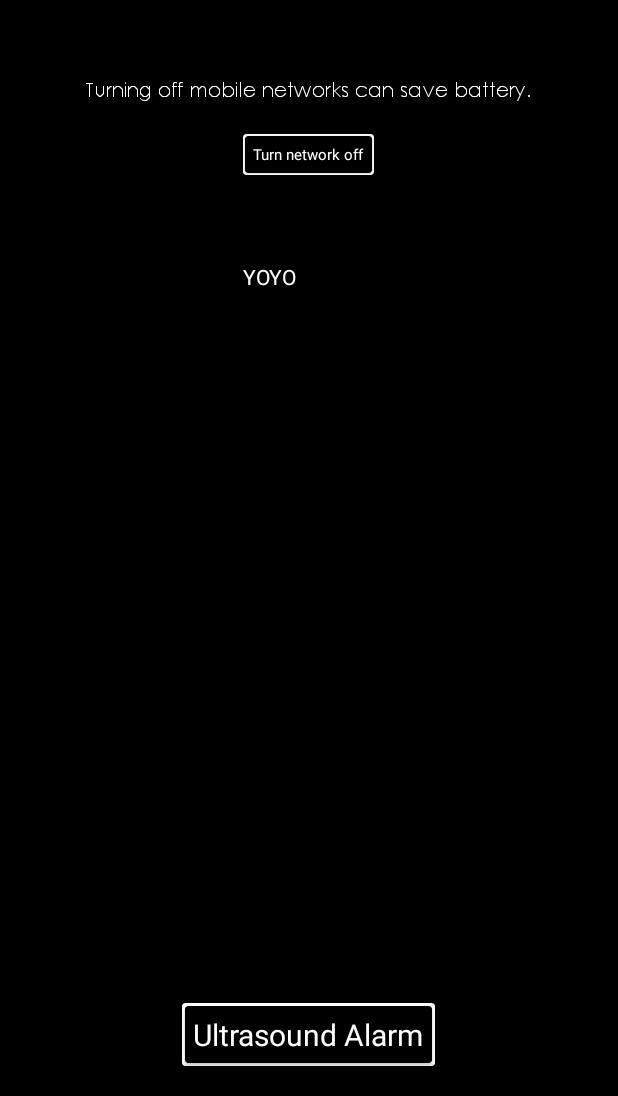
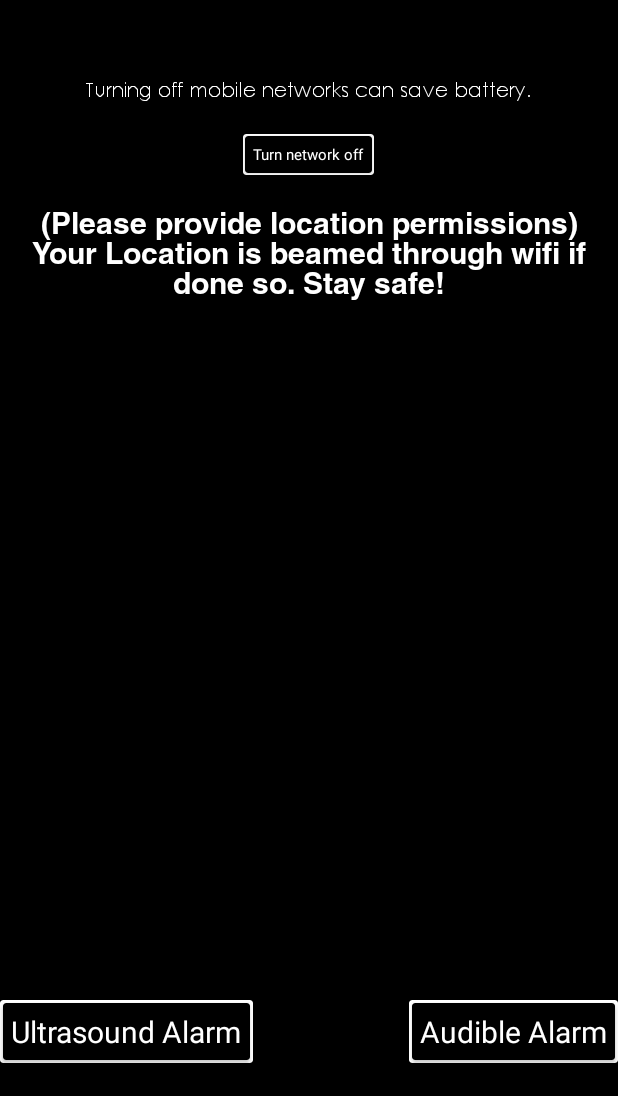
Before and after one commit to freefalltech/Blackout, an Android app: the MainActivity screen opened directly, with no data from a screen before it, after a tap on "Turn network off", on a phone screen of 412 x 824 dp, the part 140-1236 px from its top. Run offline under Robolectric (Android 15) with nearby library versions, the phone set to English and light mode, and no system bars; 1 other tap on this screen came first.

Commit message:
Finish hackathon app.

```diff
--- a/app/src/main/java/io/github/freefalltech/blackout/MainActivity.java
+++ b/app/src/main/java/io/github/freefalltech/blackout/MainActivity.java
@@ -1,7 +1,6 @@
 package io.github.freefalltech.blackout;
 
 import android.Manifest;
-import android.content.ComponentName;
 import android.content.Context;
 import android.content.Intent;
 import android.content.IntentFilter;
@@ -10,6 +9,7 @@ import android.graphics.Typeface;
 import android.location.Location;
 import android.location.LocationListener;
 import android.location.LocationManager;
+import android.media.MediaPlayer;
 import android.net.Uri;
 import android.net.wifi.WifiConfiguration;
 import android.net.wifi.WifiManager;
@@ -95,13 +95,14 @@ public class MainActivity extends AppCompatActivity {
             int apstate = (Integer) getWifiApStateMethod.invoke(wifiManager);
             Method getWifiApConfigurationMethod = wifiManager.getClass().getMethod("getWifiApConfiguration");
             netConfig = (WifiConfiguration) getWifiApConfigurationMethod.invoke(wifiManager);
-            Log.e("CLIENT", "\nSSID:" + netConfig.SSID + "\nPassword:" + netConfig.preSharedKey + "\n");
+            Log.v("CLIENT", "\nSSID:" + netConfig.SSID + "\nPassword:" + netConfig.preSharedKey + "\n");
 
             WifiConfiguration apConfig = null;
         } catch (Exception e) {
-            Log.e(this.getClass().toString(), "", e);
-        }
+            Log.v(this.getClass().toString(), "", e);
+        } /*finally {
             if (Build.VERSION.SDK_INT >= Build.VERSION_CODES.M) {
+                Log.v("HAHA", "ENTERED BADASS-ly");
                 final Intent intent = new Intent(Intent.ACTION_MAIN, null);
                 intent.addCategory(Intent.CATEGORY_LAUNCHER);
                 final ComponentName cn = new ComponentName(
@@ -110,12 +111,7 @@ public class MainActivity extends AppCompatActivity {
                 intent.setComponent(cn);
                 intent.setFlags(Intent.FLAG_ACTIVITY_NEW_TASK);
                 startActivity(intent);
-        }
-
-    }
-
-    private void start1Hotspot(String hotName) {
-
+            }}*/
     }
 
     @Override
@@ -137,18 +133,6 @@ public class MainActivity extends AppCompatActivity {
                     new String[]{Manifest.permission.ACCESS_FINE_LOCATION, Manifest.permission.ACCESS_COARSE_LOCATION},
                     1);
         }
-    }
-
-
-    public void searchWifi(View v) {
-        searchWifiText = (TextView) findViewById(R.id.wifiText);
-        searchWifiText.setVisibility(View.GONE);
-        RelativeLayout rl = (RelativeLayout) findViewById(R.id.rLayout);
-        rl.setVisibility(View.VISIBLE);
-
-        //starting the wifi search process
-
-
     }
 
     private void dimBrightness() {
@@ -174,29 +158,37 @@ public class MainActivity extends AppCompatActivity {
         Intent intent = new Intent(Settings.ACTION_DATA_ROAMING_SETTINGS);
         startActivity(intent);
     }
-/*
-    public static void setIsWifiP2pEnabled(boolean isWifiP2pEnabled) {
-        // Do something in response to the boolean you are supplied
 
-        if (isWifiP2pEnabled) {
+    boolean flagAudi = false, flagUltra = false;
+    MediaPlayer mPlayer;
 
-        } else {
-            //not enabled
+    public void playAlarmAudible(View v) {
+        if (mPlayer!=null&&mPlayer.isPlaying()) {
+            mPlayer.stop();
+            mPlayer = null;
         }
+        mPlayer = MediaPlayer.create(MainActivity.this, R.raw.alarm_audible);
+        mPlayer.start();
+        flagAudi = true;
     }
 
     @Override
-    public void onResume() {
-        super.onResume();
-        receiver = new WifiBroadcastReciever(mManager, mChannel, this);
-        registerReceiver(receiver, intentFilter);
+    public void onDestroy() {
+        if (mPlayer != null)
+            mPlayer.stop();
+        super.onDestroy();
+
     }
 
-    @Override
-    public void onPause() {
-        super.onPause();
-        unregisterReceiver(receiver);
-    }*/
+    public void playAlarmUltrasonic(View view) {
+        if (mPlayer!=null&&mPlayer.isPlaying()) {
+            mPlayer.stop();
+            mPlayer = null;
+        }
+        mPlayer = MediaPlayer.create(MainActivity.this, R.raw.alarm_ultrasonic);
+        mPlayer.start();
+        flagUltra = true;
+    }
 
 
     private class MyLocationListener implements LocationListener {
@@ -211,8 +203,6 @@ public class MainActivity extends AppCompatActivity {
                 currentBestLocation = curLocation;
             if (currentBestLocation != null) {
                 String hotspotName = "Blackout*" + currentBestLocation.getLatitude() + "*" + currentBestLocation.getLongitude();
-                TextView location = (TextView) findViewById(R.id.location);
-                location.setText(hotspotName);
                 start2Hotspot(hotspotName);
             }
 
--- a/app/src/main/res/layout/activity_main.xml
+++ b/app/src/main/res/layout/activity_main.xml
@@ -66,12 +66,11 @@
         android:layout_width="wrap_content"
         android:layout_height="wrap_content"
         android:id="@+id/wifiText"
-        android:text="Search for Blackout users nearby"
-        android:textSize="30sp"
+        android:text="(Please provide location permissions) Your Location is beamed through wifi if done so. Stay safe!"
+        android:textSize="20sp"
         android:textColor="#ffffff"
         android:layout_centerHorizontal="true"
         android:textAlignment="center"
-        android:onClick="searchWifi"
         android:layout_below="@id/cardViewCellular"
         android:layout_margin="20sp"/>
 
@@ -99,8 +98,10 @@
         android:layout_height="wrap_content"
         app:cardBackgroundColor="#ffffff"
         android:id="@+id/cardViewAlarm"
+        android:layout_marginBottom="22dp"
+        android:onClick="playAlarmUltrasonic"
+        android:layout_alignParentLeft="true"
         android:layout_alignParentBottom="true"
-        android:layout_marginBottom="20sp"
         android:layout_centerHorizontal="true">
 
         <android.support.v7.widget.CardView
@@ -119,16 +120,33 @@
         </android.support.v7.widget.CardView>
     </android.support.v7.widget.CardView>
 
-    <TextView
-        android:id="@+id/location"
+    <android.support.v7.widget.CardView
         android:layout_width="wrap_content"
         android:layout_height="wrap_content"
-        android:layout_alignLeft="@+id/cardViewCellular"
-        android:layout_alignStart="@+id/cardViewCellular"
-        android:layout_below="@+id/wifiText"
-        android:layout_marginTop="58dp"
-        android:text="YOYO"
-        android:textColor="@color/cardview_light_background" />
+        app:cardBackgroundColor="#ffffff"
+        android:id="@+id/cardViewAlarmAudible"
+        android:layout_marginBottom="22dp"
+        android:onClick="playAlarmAudible"
+        android:layout_alignParentBottom="true"
+        android:layout_alignParentRight="true"
+        android:layout_centerHorizontal="true">
+
+        <android.support.v7.widget.CardView
+            android:layout_width="wrap_content"
+            android:layout_height="wrap_content"
+            android:layout_margin="2dp"
+            app:cardBackgroundColor="@color/colorPrimaryDark">
+
+            <TextView
+                android:layout_margin="5dp"
+                android:layout_width="wrap_content"
+                android:textSize="20sp"
+                android:layout_height="wrap_content"
+                android:textColor="#ffffff"
+                android:text="@string/audible_alarm" />
+        </android.support.v7.widget.CardView>
+    </android.support.v7.widget.CardView>
+
 
 
 </RelativeLayout>
--- a/app/src/main/res/values/strings.xml
+++ b/app/src/main/res/values/strings.xml
@@ -6,4 +6,5 @@
     <string name="ultrasound_alarm">Ultrasound Alarm</string>
     <string name="cellular_networks_off">Turn network off</string>
     <string name="cellular_networks_off_helper">Turning off mobile networks can save battery.</string>
+    <string name="audible_alarm">Audible Alarm</string>
 </resources>
```
Also changed, not shown: app/build.gradle (+11 -1 lines), 2 other files. Lines whose indentation alone changed are shown as unchanged.
